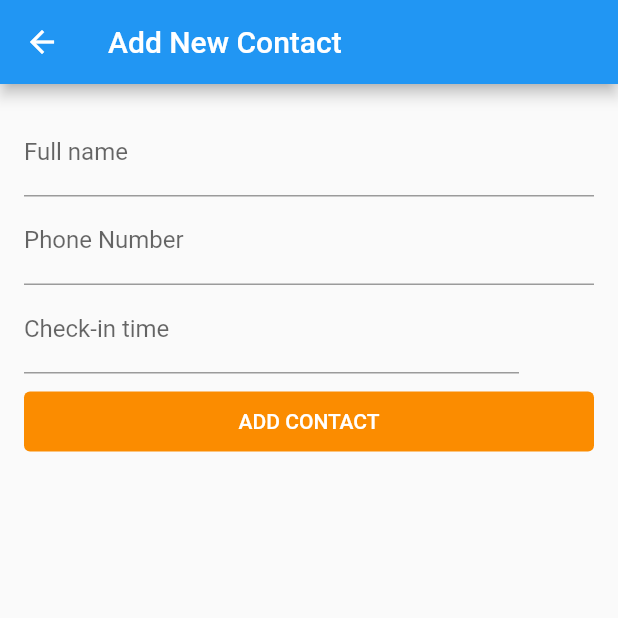
After one commit to mhdfrsfrhn/flutter_assessment_faris, a Flutter app: the FormAddScreen screen opened directly, on a phone screen of 412 x 824 dp, the top half of it. The commit adds this screen. Run offline on Flutter 3.47's test engine with Material 2 defaults, Android fonts, the phone set to English and light mode, and no system bars; our stand-ins replace firebase_core, firebase_database, shared_preferences; accounts and stored records are empty.

Commit message:
Security reasons can't read/write data locally, Change to Firebase, sorting and adding contacts function completed,

```diff
--- /dev/null
+++ b/lib/globals.dart
@@ -0,0 +1,4 @@
+library globals;
+
+String choice = 'user';
+int? contactKey;
--- a/lib/main.dart
+++ b/lib/main.dart
@@ -4,8 +4,9 @@ int? isViewed ;
 
 void main() async {
   WidgetsFlutterBinding.ensureInitialized();
+  await Firebase.initializeApp();
   SharedPreferences prefs = await SharedPreferences.getInstance();
-  isViewed = await prefs.getInt("onBoard");
+  isViewed = prefs.getInt("onBoard");
   runApp(const MyApp());
 }
 
--- /dev/null
+++ b/lib/screens/form_add.dart
@@ -0,0 +1,175 @@
+import 'package:flutter/cupertino.dart';
+import 'package:intl/intl.dart';
+import 'package:sd1_flutter_assessment/imports.dart';
+
+final GlobalKey<ScaffoldState> _scaffoldState = GlobalKey<ScaffoldState>();
+
+class FormAddScreen extends StatefulWidget {
+  const FormAddScreen({Key? key}) : super(key: key);
+
+  @override
+  _FormAddScreenState createState() => _FormAddScreenState();
+}
+
+class _FormAddScreenState extends State<FormAddScreen> {
+  DatabaseReference dbRef = FirebaseDatabase.instance.ref();
+  DateTime dateTimePicker = DateTime.now();
+  bool? _isFieldNameValid;
+  bool? _isFieldPhoneValid;
+  final TextEditingController _controllerName = TextEditingController();
+  final TextEditingController _controllerPhone = TextEditingController();
+  final TextEditingController _controllerDate = TextEditingController();
+
+  @override
+  Widget build(BuildContext context) {
+    print(contactKey.toString());
+    return Scaffold(
+      key: _scaffoldState,
+      appBar: AppBar(
+        iconTheme: const IconThemeData(color: Colors.white),
+        title: const Text(
+          "Add New Contact",
+          style: TextStyle(color: Colors.white),
+        ),
+      ),
+      body: Stack(
+        children: <Widget>[
+          Padding(
+            padding: const EdgeInsets.all(16.0),
+            child: Column(
+              // crossAxisAlignment: CrossAxisAlignment.stretch,
+              children: <Widget>[
+                _buildTextFieldName(),
+                _buildTextFieldPhone(),
+                Row(
+                  children: [
+                    Flexible(child: _buildTextFieldDateTime()),
+                    const SizedBox(width: 50),
+                    // Flexible(child: _buildTextFieldAge()),
+                  ],
+                ),
+                Padding(
+                  padding: const EdgeInsets.only(top: 8.0),
+                  child: TextButton(
+                    onPressed: () {
+                      if (_isFieldNameValid == null ||
+                          _isFieldPhoneValid == null ||
+                          !_isFieldNameValid! ||
+                          !_isFieldPhoneValid!) {
+                        ScaffoldMessenger.of(context).showSnackBar(
+                          const SnackBar(
+                            content: Text("Please fill all field"),
+                          ),
+                        );
+
+                        return;
+                      }
+                      // print("writing");
+                      Map<String, dynamic> data = {
+                        "user": _controllerName.text.toString(),
+                        "phone": _controllerPhone.text.toString(),
+                        "check-in": reformatDateToSave(_controllerDate.text),
+                      };
+                      dbRef.push().set(data).then((value) {
+                        Navigator.of(context).pop();
+                      });
+                      ScaffoldMessenger.of(context).showSnackBar(
+                        const SnackBar(
+                          content: Text("New contact added!"),
+                        ),
+                      );
+                    },
+                    child: Text(
+                      "Add Contact".toUpperCase(),
+                      style: const TextStyle(
+                        color: Colors.white,
+                      ),
+                    ),
+                    style: TextButton.styleFrom(
+                        minimumSize: const Size.fromHeight(40),
+                        backgroundColor: Colors.orange[600]),
+                  ),
+                )
+              ],
+            ),
+          ),
+        ],
+      ),
+    );
+  }
+
+  Widget _buildTextFieldName() {
+    return TextField(
+      controller: _controllerName,
+      keyboardType: TextInputType.text,
+      decoration: InputDecoration(
+        labelText: "Full name",
+        errorText: _isFieldNameValid == null || _isFieldNameValid!
+            ? null
+            : "Full name is required",
+      ),
+      onChanged: (value) {
+        bool isFieldValid = value.trim().isNotEmpty;
+        if (isFieldValid != _isFieldNameValid) {
+          setState(() => _isFieldNameValid = isFieldValid);
+        }
+      },
+    );
+  }
+
+  Widget _buildTextFieldPhone() {
+    return TextField(
+      controller: _controllerPhone,
+      keyboardType: TextInputType.number,
+      decoration: InputDecoration(
+        labelText: "Phone Number",
+        errorText: _isFieldPhoneValid == null || _isFieldPhoneValid!
+            ? null
+            : "Phone Number is required",
+      ),
+      onChanged: (value) {
+        bool isFieldValid = value.trim().isNotEmpty;
+        if (isFieldValid != _isFieldPhoneValid) {
+          setState(() => _isFieldPhoneValid = isFieldValid);
+        }
+      },
+    );
+  }
+
+  Widget _buildTextFieldDateTime() {
+    return TextField(
+        controller: _controllerDate,
+        decoration: const InputDecoration(
+          labelText: "Check-in time",
+        ),
+        onTap: () {
+          _showDialog(
+            CupertinoDatePicker(
+              initialDateTime: dateTimePicker,
+              use24hFormat: false,
+              onDateTimeChanged: (DateTime newDateTime) {
+                setState(() => _controllerDate.text =
+                    DateFormat('d MMM y hh:mm a').format(newDateTime));
+              },
+            ),
+          );
+        });
+  }
+
+  void _showDialog(Widget child) {
+    showCupertinoModalPopup<void>(
+        context: context,
+        builder: (BuildContext context) => Container(
+              height: 216,
+              padding: const EdgeInsets.only(top: 6.0),
+              margin: EdgeInsets.only(
+                bottom: MediaQuery.of(context).viewInsets.bottom,
+              ),
+              color: CupertinoColors.systemBackground.resolveFrom(context),
+              child: SafeArea(
+                top: false,
+                child: child,
+              ),
+            ));
+  }
+}
--- a/pubspec.yaml
+++ b/pubspec.yaml
@@ -36,6 +36,8 @@ dependencies:
   cupertino_icons: ^1.0.2
   shared_preferences: ^2.0.15
   intl: ^0.17.0
+  firebase_core: ^2.1.0
+  firebase_database: ^10.0.2
 
 dev_dependencies:
   flutter_test:
```
Also changed, not shown: lib/imports.dart (+11 -3 lines), lib/screens/detail_screen.dart (added, +19 -0 lines), lib/screens/home_screen.dart (+96 -155 lines), lib/utilities/data_model.dart (renamed from lib/data_model.dart, +18 -10 lines), lib/utilities/sort_button.dart (added, +68 -0 lines), pubspec.lock, 5 other files.
